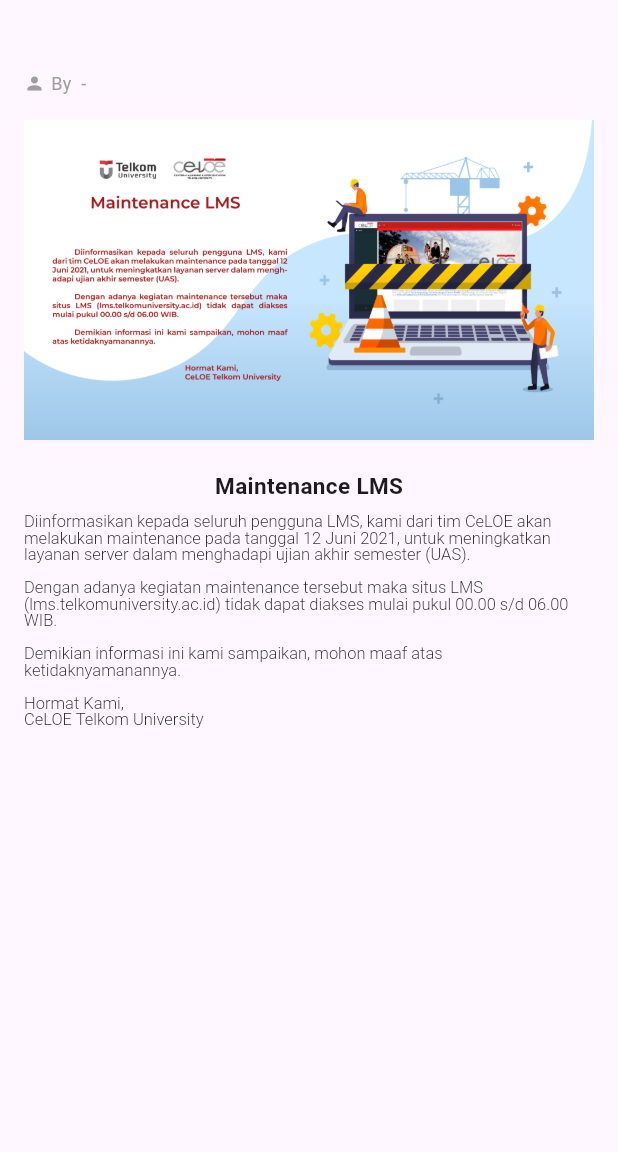
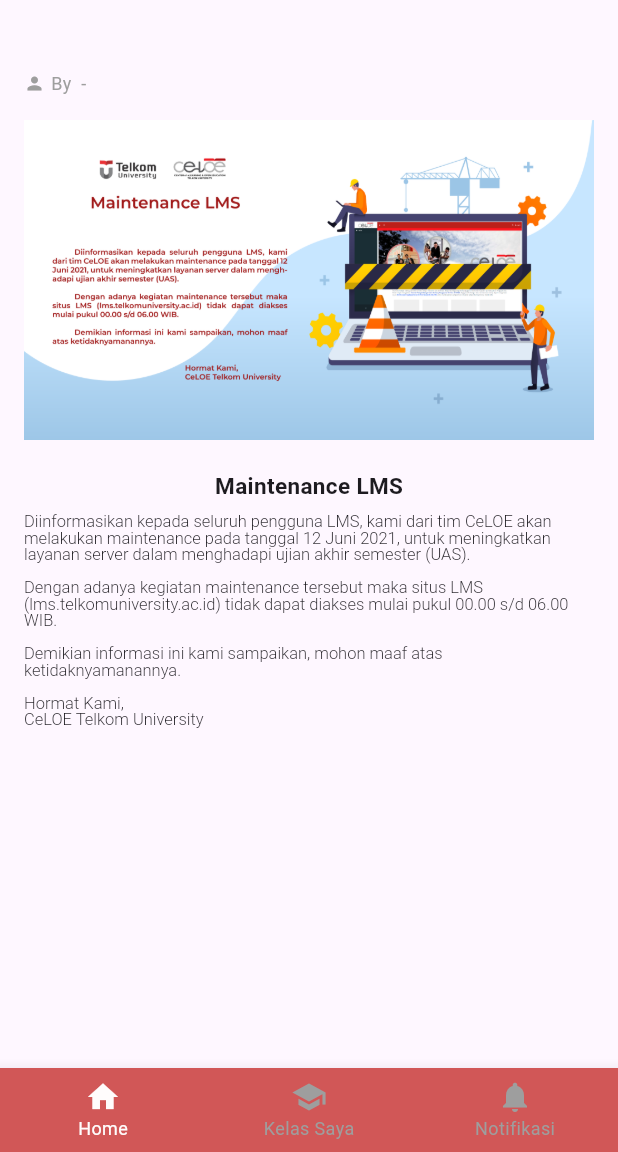
Before and after one commit to ekanurandin/Flutter-Project-Uas-Learning-Management-System, a Flutter app: the AnnouncementDetailPage screen opened directly with empty values, on a phone screen of 412 x 824 dp, the part 84-1236 px from its top. Run offline on Flutter 3.47's test engine with Material 3 defaults, Android fonts, the phone set to English and light mode, and no system bars; Roboto replaces fonts that are missing (Poppins).

Commit message:
menambahkan dan memperbaiki navbar di announcement detail page dan merubah teks

```diff
--- a/lib/announcement_detail_page.dart
+++ b/lib/announcement_detail_page.dart
@@ -1,4 +1,6 @@
 import 'package:flutter/material.dart';
+import 'home page.dart';
+import 'class_page.dart';
 
 class AnnouncementDetailPage extends StatelessWidget {
   final String title;
@@ -49,9 +51,12 @@ class AnnouncementDetailPage extends StatelessWidget {
               children: [
                 const Icon(Icons.person, size: 14, color: Colors.grey),
                 const SizedBox(width: 4),
-                Text(
-                  'By $author - $date',
-                  style: const TextStyle(fontSize: 12, color: Colors.grey),
+                Flexible(
+                  child: Text(
+                    'By $author - $date',
+                    style: const TextStyle(fontSize: 12, color: Colors.grey),
+                    softWrap: true,
+                  ),
                 ),
               ],
             ),
@@ -96,6 +101,46 @@ class AnnouncementDetailPage extends StatelessWidget {
           ],
         ),
       ),
+      bottomNavigationBar: SizedBox(
+        width: 375,
+        height: 56,
+        child: BottomNavigationBar(
+          type: BottomNavigationBarType.fixed,
+          backgroundColor: const Color.fromARGB(255, 209, 87, 87),
+          selectedItemColor: const Color.fromARGB(255, 255, 252, 252),
+          unselectedItemColor: Colors.grey,
+          selectedFontSize: 12,
+          unselectedFontSize: 12,
+          currentIndex: 0,
+          onTap: (index) {
+            if (index == 0) {
+              Navigator.push(
+                context,
+                MaterialPageRoute(builder: (context) => HomePage()),
+              );
+            } else if (index == 1) {
+              Navigator.push(
+                context,
+                MaterialPageRoute(builder: (context) => ClassPage()),
+              );
+            }
+          },
+          items: const [
+            BottomNavigationBarItem(
+              icon: Icon(Icons.home),
+              label: 'Home',
+            ),
+            BottomNavigationBarItem(
+              icon: Icon(Icons.school),
+              label: 'Kelas Saya',
+            ),
+            BottomNavigationBarItem(
+              icon: Icon(Icons.notifications),
+              label: 'Notifikasi',
+            ),
+          ],
+        ),
+      ),
     );
   }
 }
```
